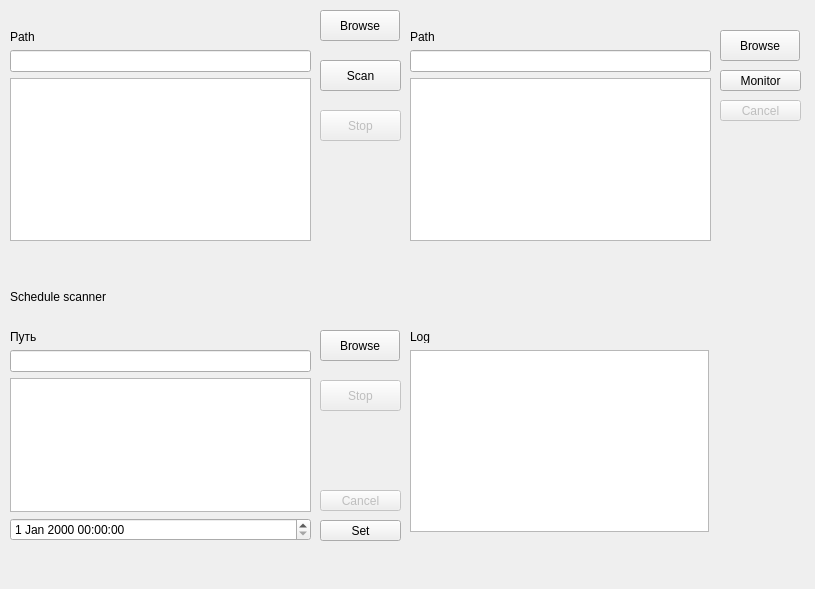
Before: the Qt Designer form AVSyc/mainwindow.ui in Seathe14/AVSyc, drawn with Qt 5.
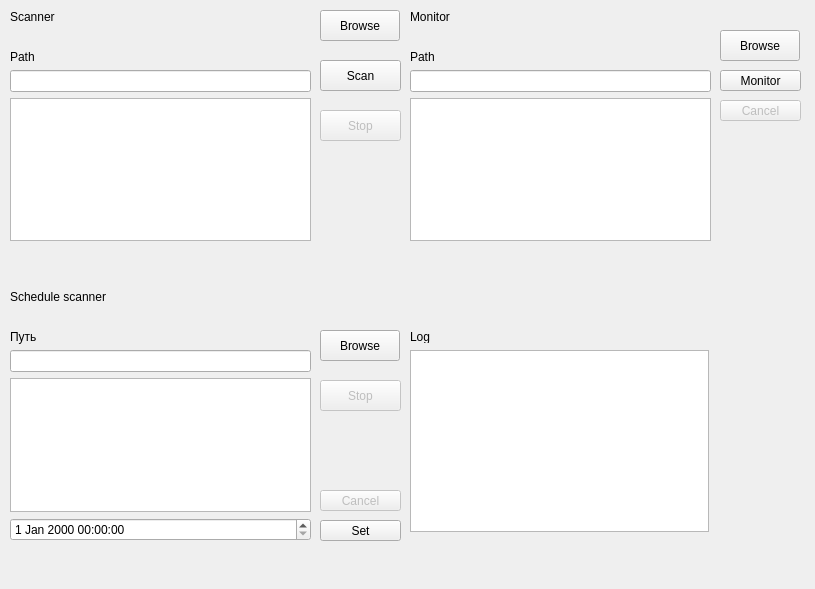
After: the same form once the commit is applied.

Patch:
```diff
--- a/AVSyc/mainwindow.ui
+++ b/AVSyc/mainwindow.ui
@@ -42,6 +42,13 @@
      </rect>
     </property>
     <layout class="QVBoxLayout" name="verticalLayout_9">
+     <item>
+      <widget class="QLabel" name="scannerLabel">
+       <property name="text">
+        <string>Scanner</string>
+       </property>
+      </widget>
+     </item>
      <item>
       <widget class="QLabel" name="scanStatusLabel">
        <property name="text">
@@ -64,7 +71,11 @@
       </widget>
      </item>
      <item>
-      <widget class="QTextEdit" name="resultTextEdit"/>
+      <widget class="QTextEdit" name="resultTextEdit">
+       <property name="readOnly">
+        <bool>true</bool>
+       </property>
+      </widget>
      </item>
     </layout>
    </widget>
@@ -196,6 +207,13 @@
      <item>
       <widget class="QLabel" name="monitorLabel">
        <property name="text">
+        <string>Monitor</string>
+       </property>
+      </widget>
+     </item>
+     <item>
+      <widget class="QLabel" name="monitorStatusLabel">
+       <property name="text">
         <string/>
        </property>
       </widget>
@@ -215,7 +233,11 @@
       </widget>
      </item>
      <item>
-      <widget class="QTextEdit" name="resultTextEdit_3"/>
+      <widget class="QTextEdit" name="resultTextEdit_3">
+       <property name="readOnly">
+        <bool>true</bool>
+       </property>
+      </widget>
      </item>
     </layout>
    </widget>
```
Left out of the diff: 9 changed lines with no effect on the pictures.
